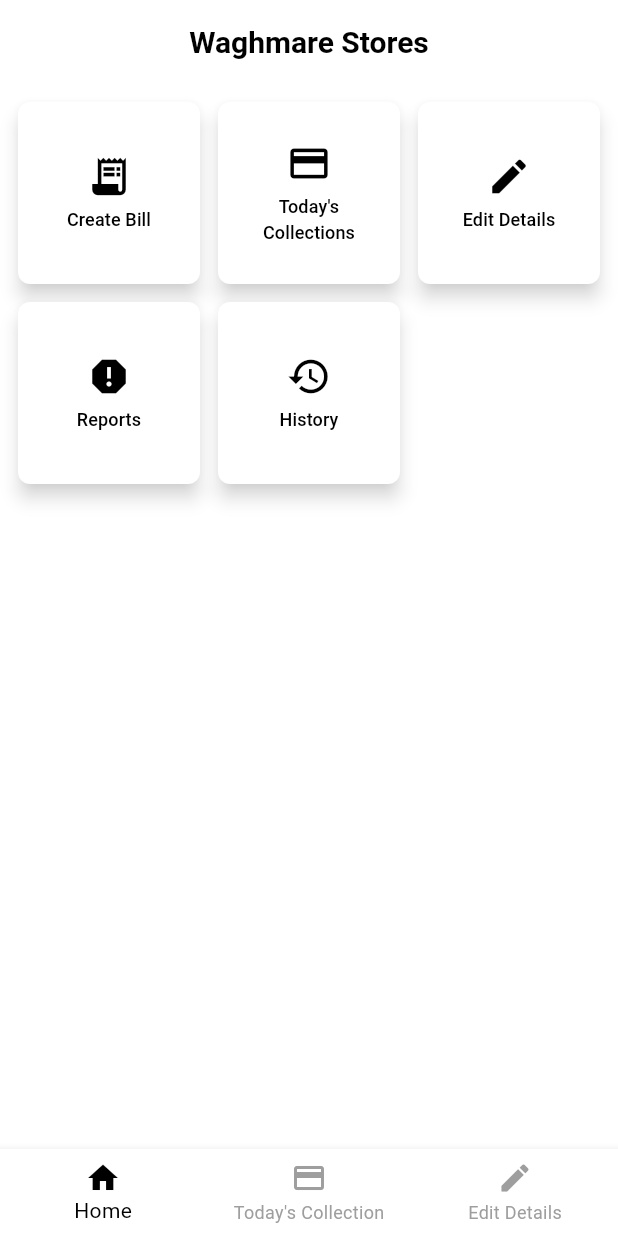
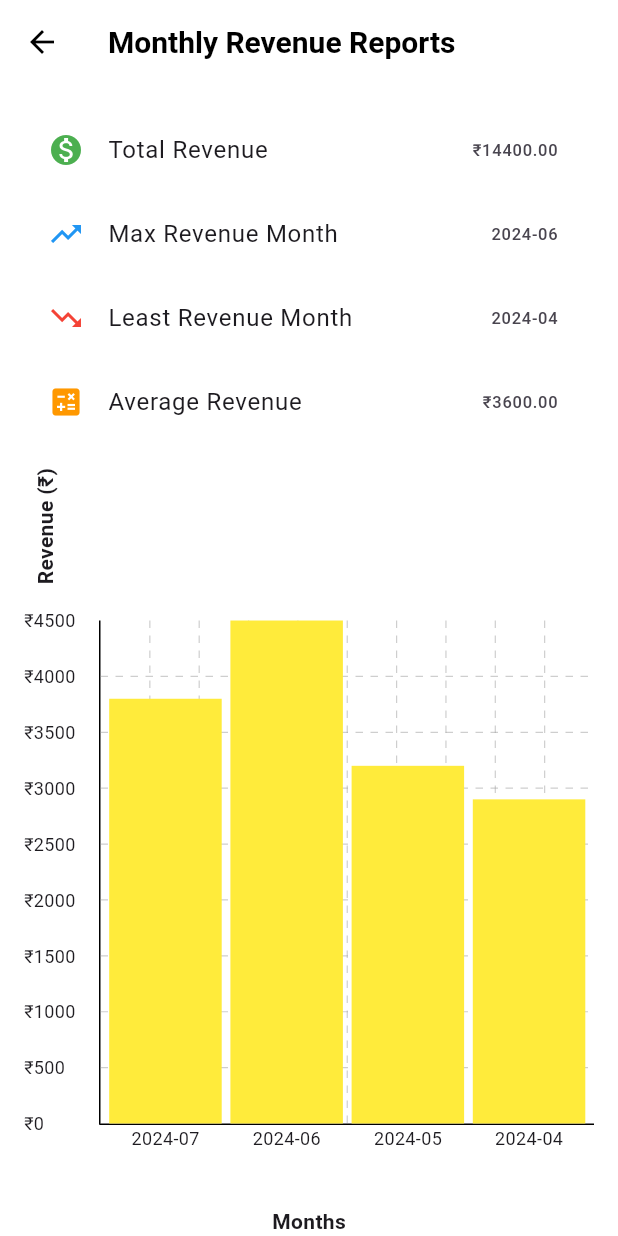
Before and after one commit to IamSamyak/bill-generator, a Flutter app: the screen it shows after launch, after a tap on "Create Bill", after a tap on the "arrow back" icon, after a tap on "Reports", on a phone screen of 412 x 824 dp. Run offline on Flutter 3.47's test engine with Material 3 defaults, Android fonts, the phone set to English and light mode, and no system bars; drawn by our look-alikes of fl_chart; our stand-ins replace share_plus.

Commit message:
Adding Bar Chart

```diff
--- a/lib/main.dart
+++ b/lib/main.dart
@@ -1,3 +1,4 @@
+import 'package:bill_generator/pages/reports_page.dart';
 import 'package:flutter/material.dart';
 import 'package:bill_generator/pages/home_page.dart';
 import 'package:bill_generator/pages/create_bill_page.dart';
@@ -46,57 +47,50 @@ class MainScreen extends StatefulWidget {
 
 class _MainScreenState extends State<MainScreen> {
   int _selectedIndex = 0;
-  bool _isCreateBillPage = false;
-  bool _isHistoryPage = false;
+  String _currentPage = 'Home';
 
-  void _goToCreateBill() {
+  final List<Map<String, dynamic>> initialBills = [
+    {'name': 'Ravi Kumar', 'date': '2024-07-25', 'amount': 1500, 'status': 'Paid'},
+    {'name': 'Sneha Verma', 'date': '2024-07-22', 'amount': 2300, 'status': 'Unpaid'},
+    {'name': 'Amit Sharma', 'date': '2024-06-15', 'amount': 1800, 'status': 'Paid'},
+    {'name': 'Neha Joshi', 'date': '2024-06-10', 'amount': 2700, 'status': 'Unpaid'},
+    {'name': 'Rajesh Kumar', 'date': '2024-05-20', 'amount': 3200, 'status': 'Paid'},
+    {'name': 'Priya Mehta', 'date': '2024-04-18', 'amount': 2900, 'status': 'Unpaid'},
+  ];
+
+  void _navigateToPage(String page) {
     setState(() {
-      _isCreateBillPage = true;
-      _isHistoryPage = false;
-    });
-  }
-
-  void _goToHistory() {
-    setState(() {
-      _isHistoryPage = true;
-      _isCreateBillPage = false;
-    });
-  }
-
-  void _goBackToHome() {
-    setState(() {
-      _isCreateBillPage = false;
-      _isHistoryPage = false;
-    });
-  }
-
-  void _onItemTapped(int index) {
-    setState(() {
-      _selectedIndex = index;
-      _isCreateBillPage = false;
-      _isHistoryPage = false;
+      _currentPage = page;
     });
   }
 
   @override
   Widget build(BuildContext context) {
+    Widget bodyWidget;
+    switch (_currentPage) {
+      case 'CreateBill':
+        bodyWidget = CreateBillPage(onBack: () => _navigateToPage('Home'));
+        break;
+      case 'History':
+        bodyWidget = HistoryPage(onBack: () => _navigateToPage('Home'), initialBills: initialBills);
+        break;
+      case 'Reports':
+        bodyWidget = ReportsPage(initialBills: initialBills, onBack: () => _navigateToPage('Home'));
+        break;
+      default:
+        bodyWidget = HomePage(onNavigate: _navigateToPage);
+    }
+
     return Scaffold(
-      appBar: (_isCreateBillPage || _isHistoryPage)
-          ? null
-          : AppBar(
+      appBar: (_currentPage == 'Home')
+          ? AppBar(
               title: const Text('Waghmare Stores'),
               centerTitle: true,
-            ),
-      body: _isCreateBillPage
-          ? CreateBillPage(onBack: _goBackToHome)
-          : _isHistoryPage
-              ? HistoryPage(onBack: _goBackToHome)
-              : _selectedIndex == 0
-                  ? HomePage(onCreateBill: _goToCreateBill, onHistory: _goToHistory)
-                  : const Center(child: Text("Other Pages Content")),
-      bottomNavigationBar: (_isCreateBillPage || _isHistoryPage)
-          ? null
-          : BottomNavigationBar(
+            )
+          : null,
+      body: bodyWidget,
+      bottomNavigationBar: (_currentPage == 'Home')
+          ? BottomNavigationBar(
               items: const [
                 BottomNavigationBarItem(
                   icon: Icon(Icons.home),
@@ -112,8 +106,13 @@ class _MainScreenState extends State<MainScreen> {
                 ),
               ],
               currentIndex: _selectedIndex,
-              onTap: _onItemTapped,
-            ),
+              onTap: (index) {
+                setState(() {
+                  _selectedIndex = index;
+                });
+              },
+            )
+          : null,
     );
   }
 }
--- a/lib/pages/history_page.dart
+++ b/lib/pages/history_page.dart
@@ -2,7 +2,9 @@ import 'package:flutter/material.dart';
 
 class HistoryPage extends StatefulWidget {
   final VoidCallback onBack;
-  const HistoryPage({super.key, required this.onBack});
+  final List<Map<String, dynamic>> initialBills;
+
+  const HistoryPage({super.key, required this.onBack, required this.initialBills});
 
   @override
   _HistoryPageState createState() => _HistoryPageState();
@@ -13,17 +15,55 @@ class _HistoryPageState extends State<HistoryPage> {
   bool _isDescending = true;
 
   final List<String> _filters = ['All', 'Paid', 'Unpaid'];
+  Map<String, List<Map<String, dynamic>>> _bills = {};
 
-  final Map<String, List<Map<String, dynamic>>> _bills = {
-    'This Month': [
-      {'name': 'Ravi Kumar', 'date': '2024-07-25', 'amount': 1500, 'status': 'Paid'},
-      {'name': 'Sneha Verma', 'date': '2024-07-22', 'amount': 2300, 'status': 'Unpaid'},
-    ],
-    'Last Month': [
-      {'name': 'Amit Sharma', 'date': '2024-06-15', 'amount': 1800, 'status': 'Paid'},
-      {'name': 'Neha Joshi', 'date': '2024-06-10', 'amount': 2700, 'status': 'Unpaid'},
-    ],
-  };
+  @override
+  void initState() {
+    super.initState();
+    _categorizeBills();
+  }
+
+  void _categorizeBills() {
+    DateTime now = DateTime.now();
+    int currentMonth = now.month;
+    int currentYear = now.year;
+    int lastMonth = currentMonth == 1 ? 12 : currentMonth - 1;
+    int lastYear = currentMonth == 1 ? currentYear - 1 : currentYear;
+
+    Map<String, List<Map<String, dynamic>>> categorizedBills = {};
+
+    for (var bill in widget.initialBills) {
+      DateTime billDate = DateTime.parse(bill['date']);
+      int billMonth = billDate.month;
+      int billYear = billDate.year;
+
+      String category;
+      if (billMonth == currentMonth && billYear == currentYear) {
+        category = 'This Month';
+      } else if (billMonth == lastMonth && billYear == lastYear) {
+        category = 'Last Month';
+      } else {
+        category = '${_getMonthName(billMonth)} $billYear';
+      }
+
+      if (!categorizedBills.containsKey(category)) {
+        categorizedBills[category] = [];
+      }
+      categorizedBills[category]!.add(bill);
+    }
+
+    setState(() {
+      _bills = categorizedBills;
+    });
+  }
+
+  String _getMonthName(int month) {
+    const monthNames = [
+      'January', 'February', 'March', 'April', 'May', 'June',
+      'July', 'August', 'September', 'October', 'November', 'December'
+    ];
+    return monthNames[month - 1];
+  }
 
   void _toggleSortOrder() {
     setState(() {
@@ -46,7 +86,6 @@ class _HistoryPageState extends State<HistoryPage> {
         padding: const EdgeInsets.all(8.0),
         child: Column(
           children: [
-            // Filter Buttons & Sorting
             Row(
               mainAxisAlignment: MainAxisAlignment.spaceBetween,
               children: [
@@ -54,15 +93,15 @@ class _HistoryPageState extends State<HistoryPage> {
                   children: _filters.map((filter) {
                     bool isActive = _selectedFilter == filter;
                     return Padding(
-                      padding: const EdgeInsets.only(right: 6.0), // Reduced spacing
+                      padding: const EdgeInsets.only(right: 6.0),
                       child: ElevatedButton(
                         style: ElevatedButton.styleFrom(
                           backgroundColor: isActive ? Colors.amber[700] : Colors.white,
                           foregroundColor: Colors.black,
-                          padding: const EdgeInsets.symmetric(horizontal: 8, vertical: 4), // Reduced padding
+                          padding: const EdgeInsets.symmetric(horizontal: 8, vertical: 4),
                           shape: RoundedRectangleBorder(
                             borderRadius: BorderRadius.circular(6),
-                            side: BorderSide(color: Colors.grey.shade400), // Add border for white buttons
+                            side: BorderSide(color: Colors.grey.shade400),
                           ),
                           textStyle: const TextStyle(fontSize: 12, fontWeight: FontWeight.w600),
                         ),
@@ -76,8 +115,6 @@ class _HistoryPageState extends State<HistoryPage> {
                     );
                   }).toList(),
                 ),
-
-                // Sorting Button
                 IconButton(
                   onPressed: _toggleSortOrder,
                   icon: Icon(
@@ -88,8 +125,6 @@ class _HistoryPageState extends State<HistoryPage> {
               ],
             ),
             const SizedBox(height: 8),
-
-            // Bill List
             Expanded(
               child: ListView(
                 children: _bills.entries.map((entry) {
@@ -144,28 +179,6 @@ class _HistoryPageState extends State<HistoryPage> {
                 ],
               ),
             ),
-            Column(
-              crossAxisAlignment: CrossAxisAlignment.end,
-              children: [
-                Text('₹${bill['amount']}', style: const TextStyle(fontWeight: FontWeight.w600, fontSize: 14)),
-                const SizedBox(height: 4),
-                Container(
-                  padding: const EdgeInsets.symmetric(horizontal: 8, vertical: 4),
-                  decoration: BoxDecoration(
-                    color: bill['status'] == 'Paid' ? Colors.green.shade100 : Colors.red.shade100,
-                    borderRadius: BorderRadius.circular(5),
-                  ),
-                  child: Text(
-                    bill['status'],
-                    style: TextStyle(
-                      color: bill['status'] == 'Paid' ? Colors.green[800] : Colors.red[800],
-                      fontWeight: FontWeight.bold,
-                      fontSize: 11,
-                    ),
-                  ),
-                ),
-              ],
-            ),
           ],
         ),
         const Divider(color: Colors.grey, thickness: 0.5),
--- a/lib/pages/home_page.dart
+++ b/lib/pages/home_page.dart
@@ -1,27 +1,27 @@
 import 'package:flutter/material.dart';
 
+
 class HomePage extends StatelessWidget {
-  final VoidCallback onCreateBill;
-  final VoidCallback onHistory;
+  final Function(String) onNavigate;
 
-  const HomePage({super.key, required this.onCreateBill, required this.onHistory});
+  const HomePage({super.key, required this.onNavigate});
 
   @override
   Widget build(BuildContext context) {
     return Padding(
       padding: const EdgeInsets.all(12.0),
       child: GridView.count(
-        crossAxisCount: 3, // Three items per row
+        crossAxisCount: 3,
         crossAxisSpacing: 12,
         mainAxisSpacing: 12,
         shrinkWrap: true,
         physics: const NeverScrollableScrollPhysics(),
         children: [
-          _buildElevatedButton(Icons.receipt_long, 'Create Bill', onCreateBill),
+          _buildElevatedButton(Icons.receipt_long, 'Create Bill', () => onNavigate('CreateBill')),
           _buildElevatedButton(Icons.payment, "Today's Collections", () {}),
           _buildElevatedButton(Icons.edit, 'Edit Details', () {}),
-          _buildElevatedButton(Icons.report, 'Reports', () {}),
-          _buildElevatedButton(Icons.history, 'History', onHistory ),
+          _buildElevatedButton(Icons.report, 'Reports', () => onNavigate('Reports')),
+          _buildElevatedButton(Icons.history, 'History', () => onNavigate('History')),
         ],
       ),
     );
@@ -33,15 +33,15 @@ class HomePage extends StatelessWidget {
       style: ElevatedButton.styleFrom(
         shape: RoundedRectangleBorder(borderRadius: BorderRadius.circular(8)),
         padding: const EdgeInsets.all(10),
-        elevation: 5, // Added elevation for the elevated effect
-        backgroundColor: Colors.white, // White background
-        foregroundColor: Colors.black, // Black text and icon
-        shadowColor: Colors.grey.withOpacity(0.5), // Soft shadow effect
+        elevation: 5,
+        backgroundColor: Colors.white,
+        foregroundColor: Colors.black,
+        shadowColor: Colors.grey.withOpacity(0.5),
       ),
       child: Column(
         mainAxisSize: MainAxisSize.min,
         children: [
-          Icon(icon, size: 30, color: Colors.black), // Black icon
+          Icon(icon, size: 30, color: Colors.black),
           const SizedBox(height: 5),
           Text(
             text,
--- /dev/null
+++ b/lib/pages/reports_page.dart
@@ -0,0 +1,196 @@
+import 'package:flutter/material.dart';
+import 'package:fl_chart/fl_chart.dart';
+
+class ReportsPage extends StatelessWidget {
+  final List<Map<String, dynamic>> initialBills;
+  final VoidCallback onBack;
+
+  const ReportsPage({super.key, required this.initialBills, required this.onBack});
+
+  Map<String, double> calculateMonthlyRevenue() {
+    Map<String, double> revenue = {};
+    for (var bill in initialBills) {
+      DateTime date = DateTime.parse(bill['date']);
+      String month = "${date.year}-${date.month.toString().padLeft(2, '0')}";
+      revenue[month] = (revenue[month] ?? 0) + bill['amount'];
+    }
+    return revenue;
+  }
+
+  @override
+  Widget build(BuildContext context) {
+    Map<String, double> monthlyRevenue = calculateMonthlyRevenue();
+    List<String> months = monthlyRevenue.keys.toList();
+
+    // Calculate statistics
+    double totalRevenue = monthlyRevenue.values.fold(0, (sum, amount) => sum + amount);
+    double averageRevenue = monthlyRevenue.isNotEmpty ? totalRevenue / monthlyRevenue.length : 0;
+
+    String maxRevenueMonth = months.isNotEmpty
+        ? months[monthlyRevenue.values.toList().indexOf(monthlyRevenue.values.reduce((a, b) => a > b ? a : b))]
+        : "N/A";
+
+    String minRevenueMonth = months.isNotEmpty
+        ? months[monthlyRevenue.values.toList().indexOf(monthlyRevenue.values.reduce((a, b) => a < b ? a : b))]
+        : "N/A";
+
+    double barWidth = months.length > 1 ? (300 / months.length) : 30;
+
+    List<BarChartGroupData> barGroups = months
+        .asMap()
+        .entries
+        .map((entry) => BarChartGroupData(
+              x: entry.key,
+              barsSpace: -1,
+              barRods: [
+                BarChartRodData(
+                  toY: monthlyRevenue[entry.value]!,
+                  color: Colors.yellow,
+                  width: barWidth,
+                  borderRadius: BorderRadius.zero,
+                ),
+              ],
+            ))
+        .toList();
+
+    return Scaffold(
+      appBar: AppBar(
+        title: const Text("Monthly Revenue Reports"),
+        leading: IconButton(
+          icon: const Icon(Icons.arrow_back),
+          onPressed: onBack,
+        ),
+      ),
+      body: Column(
+        children: [
+          // Top Half: Revenue Summary
+          Padding(
+            padding: const EdgeInsets.all(16.0),
+            child: Column(
+              crossAxisAlignment: CrossAxisAlignment.start,
+              children: [
+                ListTile(
+                  leading: const Icon(Icons.monetization_on, color: Colors.green),
+                  title: const Text("Total Revenue"),
+                  trailing: Text("₹${totalRevenue.toStringAsFixed(2)}"),
+                ),
+                ListTile(
+                  leading: const Icon(Icons.trending_up, color: Colors.blue),
+                  title: const Text("Max Revenue Month"),
+                  trailing: Text(maxRevenueMonth),
+                ),
+                ListTile(
+                  leading: const Icon(Icons.trending_down, color: Colors.red),
+                  title: const Text("Least Revenue Month"),
+                  trailing: Text(minRevenueMonth),
+                ),
+                ListTile(
+                  leading: const Icon(Icons.calculate, color: Colors.orange),
+                  title: const Text("Average Revenue"),
+                  trailing: Text("₹${averageRevenue.toStringAsFixed(2)}"),
+                ),
+              ],
+            ),
+          ),
+
+          // Bottom Half: Bar Chart
+          Expanded(
+            child: Column(
+              children: [
+                // Y-Axis Label (Revenue)
+                const Padding(
+                  padding: EdgeInsets.only(left: 20, bottom: 8),
+                  child: Align(
+                    alignment: Alignment.centerLeft,
+                    child: RotatedBox(
+                      quarterTurns: 3,
+                      child: Text(
+                        "Revenue (₹)",
+                        style: TextStyle(fontSize: 14, fontWeight: FontWeight.bold),
+                      ),
+                    ),
+                  ),
+                ),
+
+                // Bar Chart
+                Expanded(
+                  child: Container(
+                    padding: const EdgeInsets.all(16.0),
+                    child: BarChart(
+                      BarChartData(
+                        alignment: BarChartAlignment.spaceEvenly,
+                        gridData: FlGridData(
+                          show: true,
+                          drawHorizontalLine: true,
+                          drawVerticalLine: true,
+                          getDrawingHorizontalLine: (value) => FlLine(
+                            color: Colors.grey.withOpacity(0.5),
+                            strokeWidth: 0.8,
+                            dashArray: [5, 5],
+                          ),
+                          getDrawingVerticalLine: (value) => FlLine(
+                            color: Colors.grey.withOpacity(0.5),
+                            strokeWidth: 0.8,
+                            dashArray: [5, 5],
+                          ),
+                        ),
+                        titlesData: FlTitlesData(
+                          leftTitles: AxisTitles(
+                            sideTitles: SideTitles(
+                              showTitles: true,
+                              reservedSize: 50,
+                              getTitlesWidget: (value, meta) {
+                                return Text(
+                                  "₹${value.toInt()}",
+                                  style: const TextStyle(fontSize: 12),
+                                );
+                              },
+                            ),
+                          ),
+                          bottomTitles: AxisTitles(
+                            sideTitles: SideTitles(
+                              showTitles: true,
+                              reservedSize: 30,
+                              getTitlesWidget: (value, meta) {
+                                if (value.toInt() >= 0 && value.toInt() < months.length) {
+                                  return Text(
+                                    months[value.toInt()],
+                                    style: const TextStyle(fontSize: 12),
+                                  );
+                                }
+                                return const SizedBox();
+                              },
+                            ),
+                          ),
+                          topTitles: AxisTitles(sideTitles: SideTitles(showTitles: false)),
+                          rightTitles: AxisTitles(sideTitles: SideTitles(showTitles: false)),
+                        ),
+                        borderData: FlBorderData(
+                          show: true,
+                          border: Border(
+                            left: BorderSide(color: Colors.black, width: 1),
+                            bottom: BorderSide(color: Colors.black, width: 1),
+                          ),
+                        ),
+                        barGroups: barGroups,
+                      ),
+                    ),
+                  ),
+                ),
+
+                // X-Axis Label (Months)
+                const Padding(
+                  padding: EdgeInsets.only(top: 8),
+                  child: Text(
+                    "Months",
+                    style: TextStyle(fontSize: 14, fontWeight: FontWeight.bold),
+                  ),
+                ),
+              ],
+            ),
+          ),
+        ],
+      ),
+    );
+  }
+}
--- a/pubspec.yaml
+++ b/pubspec.yaml
@@ -35,6 +35,7 @@ dependencies:
   pdf: ^3.11.3
   path_provider: ^2.1.5
   share_plus: ^9.0.0
+  fl_chart: ^0.70.2
 
 dev_dependencies:
   flutter_test:
```
Also changed, not shown: pubspec.lock.
